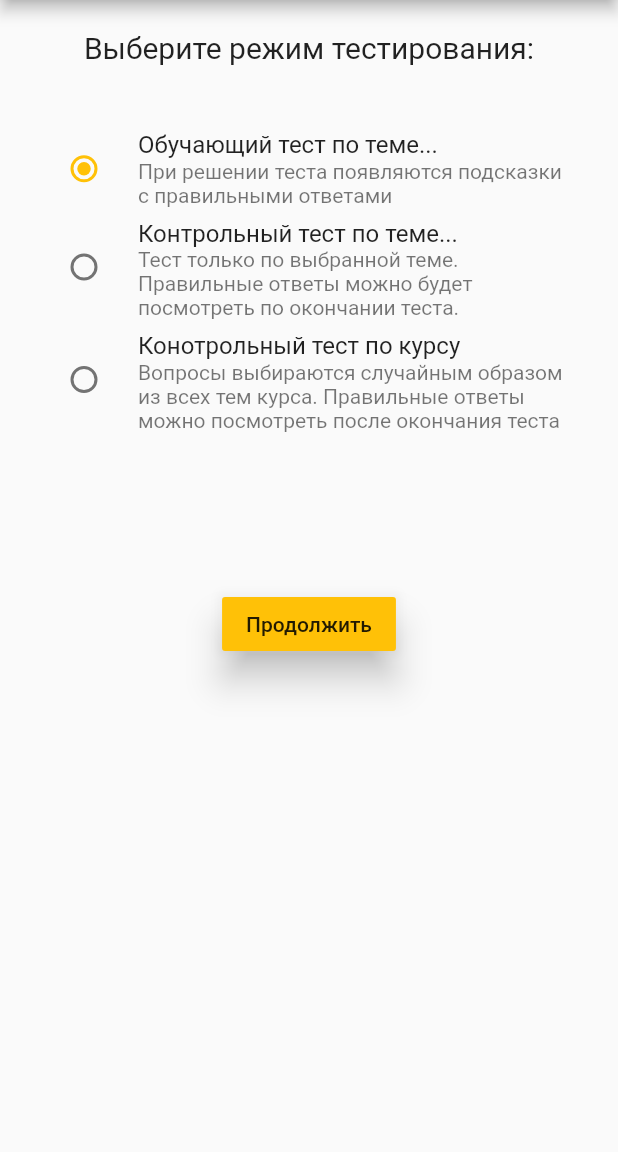
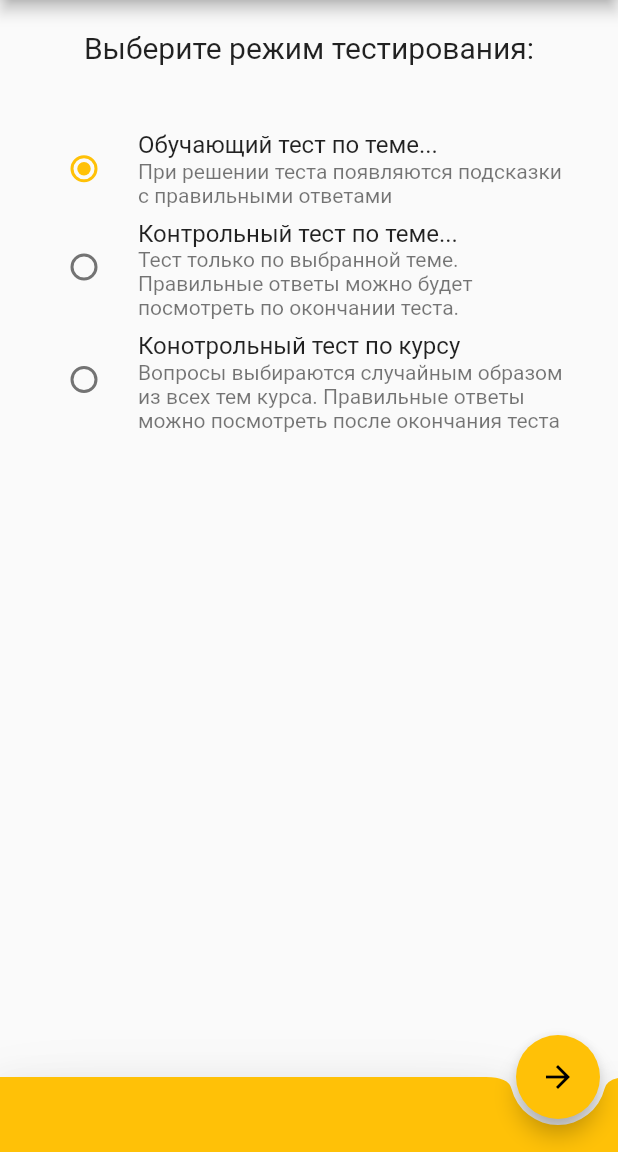
Before and after one commit to Puchegor/flutter_lessons, a Flutter app: the screen it shows after launch, on a phone screen of 412 x 824 dp, the part 84-1236 px from its top. Run offline on Flutter 3.47's test engine with Material 2 defaults, Android fonts, the phone set to English and light mode, and no system bars; our stand-ins replace sqflite; accounts and stored records are empty.

Commit message:
08/08/2020

```diff
--- a/lib/Test.dart
+++ b/lib/Test.dart
@@ -2,7 +2,7 @@ import 'package:flutterlessons/Question.dart';
 import 'DB.dart';
 
 class Test{
-  static List<Question>_test;
+  static List<Question>_test = [];
   static String _topic;
 
   Test(int idTopic){
--- a/lib/main.dart
+++ b/lib/main.dart
@@ -58,17 +58,22 @@ class MainWindowState extends State<MainWindow>{
           Padding(padding: EdgeInsets.all(20.0),
             child: RadioChoiseGroup(),),//
           Padding(padding: EdgeInsets.all(40),),
-          MaterialButton(
-            child: Text('Продолжить'),
-            color: Colors.amber,
-            elevation: 10.0,
-            onPressed: (){
-              pressNextBtn(context);
-              //Navigator.push(context, MaterialPageRoute(builder: (context)=>TestPage()));
-            },
-          )
         ],
       ),
+      bottomNavigationBar: BottomAppBar(
+        shape: const CircularNotchedRectangle(),
+        color: Colors.amber,
+        elevation: 20.0,
+        child: Container(height: 50.0,),
+      ),
+      floatingActionButton: FloatingActionButton(
+        tooltip: 'Продолжить',
+        child: Icon(Icons.arrow_forward),
+        onPressed: (){
+          pressNextBtn(context);
+        },
+      ),
+      floatingActionButtonLocation: FloatingActionButtonLocation.miniEndDocked,
     );
   }
 }
```
Also changed, not shown: lib/TestPage.dart (+5 -4 lines), lib/TopicChoise.dart (+17 -2 lines).
